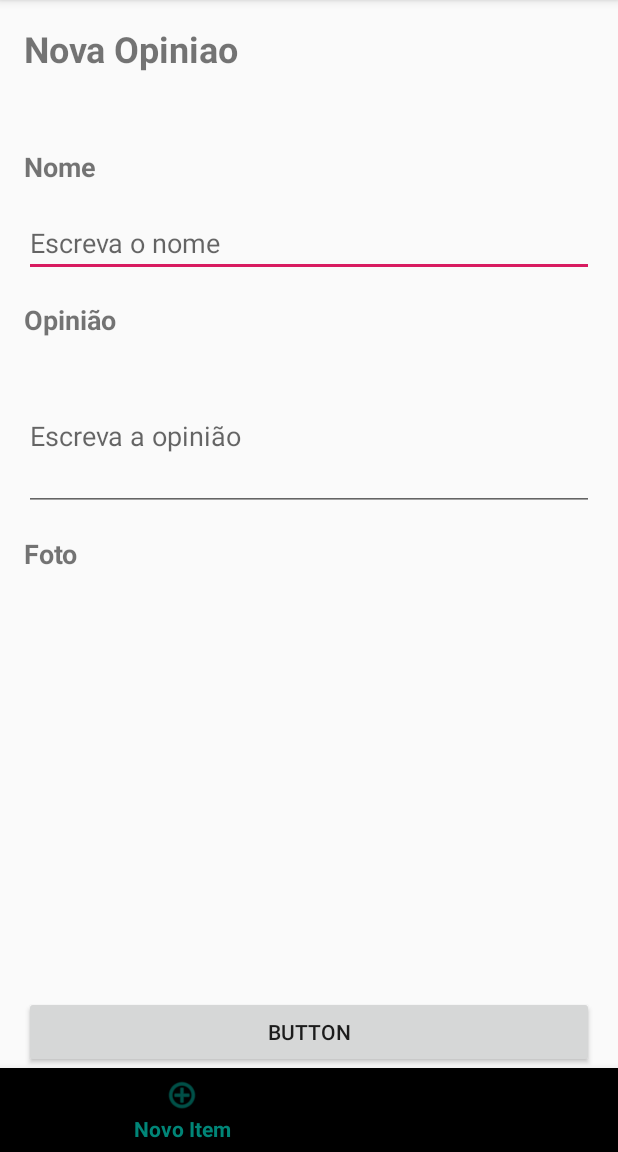
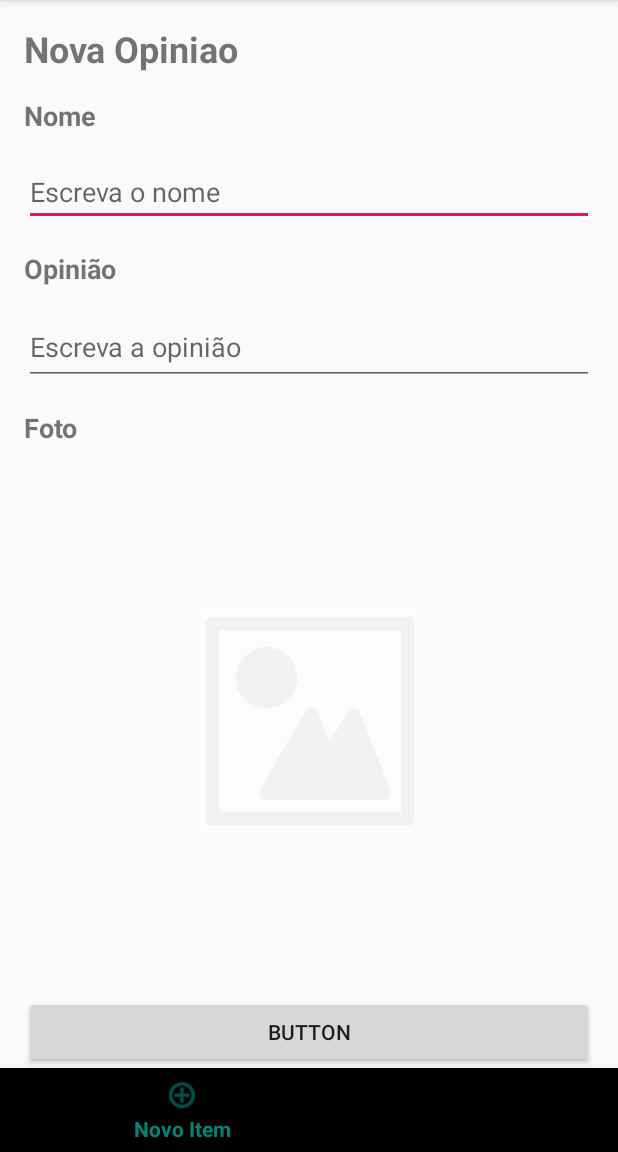
Before and after one commit to munhozfontana/OpiniaoDeTudo, an Android app: the screen it shows after launch (MainActivity), on a phone screen of 412 x 824 dp, the part 84-1236 px from its top. Run offline under Robolectric (Android 15) with nearby library versions, the light colour scheme and no system bars.

Commit message:
Salvação do professor

```diff
--- a/app/src/main/java/com/example/opiniaodetudo/pages/MainActivity.kt
+++ b/app/src/main/java/com/example/opiniaodetudo/pages/MainActivity.kt
@@ -7,6 +7,7 @@ import android.graphics.BitmapFactory
 import android.media.ThumbnailUtils
 import androidx.appcompat.app.AppCompatActivity
 import android.os.Bundle
+import android.util.Log
 import android.view.View
 import android.view.inputmethod.InputMethodManager
 import android.widget.ImageView
@@ -22,12 +23,9 @@ import java.io.FileInputStream
 
 class MainActivity : AppCompatActivity() {
 
-    private val fragments = mapOf(FORM_FRAGMENT to ::FormFragment, LIST_FRAGMENT to ::ListFragment)
-
-    companion object {
-        val FORM_FRAGMENT = "formFragment"
-        val LIST_FRAGMENT = "listFragment"
-    }
+    private val fragments = mapOf(
+        R.id.menuitem_newitem to ::FormFragment,
+        R.id.menuitem_listitem to ::ListFragment)
 
 
     override fun onCreate(savedInstanceState: Bundle?) {
@@ -35,7 +33,7 @@ class MainActivity : AppCompatActivity() {
         setContentView(R.layout.activity_main)
 
         configureAutoHiddenKeyboard()
-        navigateTo(FORM_FRAGMENT)
+        navigateTo(R.id.menuitem_newitem)
         configureBottomMenu()
     }
 
@@ -44,6 +42,8 @@ class MainActivity : AppCompatActivity() {
         val mainContainer = findViewById<ConstraintLayout>(R.id.main_container)
         mainContainer.setOnTouchListener { _, _ ->
             val imm = getSystemService(Context.INPUT_METHOD_SERVICE) as InputMethodManager
+            Log.d("check_null", ("" + imm))
+            Log.d("check_null", ("" + currentFocus))
             imm.hideSoftInputFromWindow(currentFocus!!.windowToken, 0)
         }
         this.supportActionBar?.setDisplayHomeAsUpEnabled(true)
@@ -55,19 +55,17 @@ class MainActivity : AppCompatActivity() {
         return true
     }
 
-    private fun navigateTo(item: String) {
+    private fun navigateTo(item: Int) {
         val fragmentInstance: Fragment = fragments[item]?.invoke()!!
         supportFragmentManager.beginTransaction()
             .replace(R.id.fragment_container_main, fragmentInstance)
-            .addToBackStack(item).commit()
+            .addToBackStack(item.toString()).commit()
     }
 
     private fun configureBottomMenu() {
         val bottomNavigationMenu = findViewById<BottomNavigationView>(R.id.bottomNavigationView)
         bottomNavigationMenu.setOnNavigationItemSelectedListener {
-            when (it.itemId) {
-                R.id.menuitem_newitem -> navigateTo(it.itemId.toString())
-            }
+            navigateTo(it.itemId)
             true
         }
     }
--- a/app/src/main/res/layout/new_review_form_layout.xml
+++ b/app/src/main/res/layout/new_review_form_layout.xml
@@ -24,7 +24,7 @@
         android:layout_width="wrap_content"
         android:layout_height="wrap_content"
         android:layout_marginStart="16dp"
-        android:layout_marginTop="50dp"
+        android:layout_marginTop="16dp"
         android:text="@string/form_title"
         android:textSize="18sp"
         android:textStyle="bold"
@@ -72,7 +72,7 @@
     <EditText
         android:id="@+id/input_review"
         android:layout_width="0dp"
-        android:layout_height="100dp"
+        android:layout_height="50dp"
         android:layout_marginStart="16dp"
         android:layout_marginTop="15dp"
         android:layout_marginEnd="16dp"
@@ -92,7 +92,7 @@
         app:layout_constraintEnd_toEndOf="parent"
         app:layout_constraintStart_toStartOf="parent"
         app:layout_constraintTop_toBottomOf="@+id/textView3"
-        tools:srcCompat="@drawable/placeholder"
+        app:srcCompat="@drawable/placeholder"
         tools:visibility="visible" />
 
     <Button
```
Also changed, not shown: app/src/main/java/com/example/opiniaodetudo/pages/fragments/dialog/EditDialogFragment.kt (+4 -5 lines).
